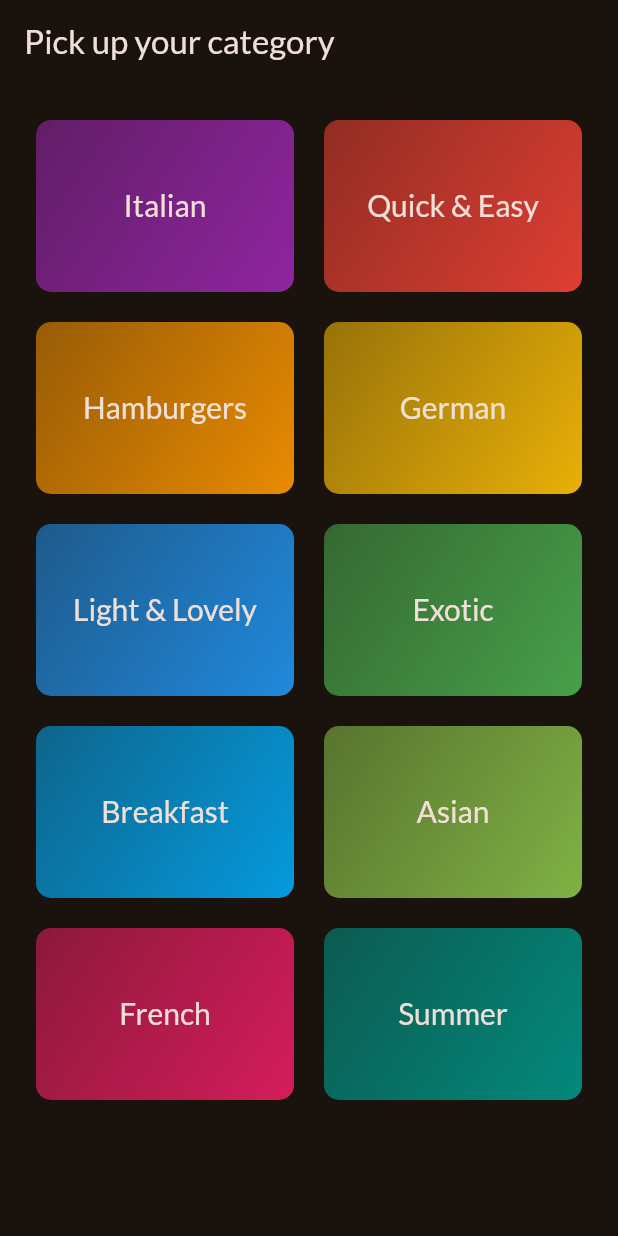
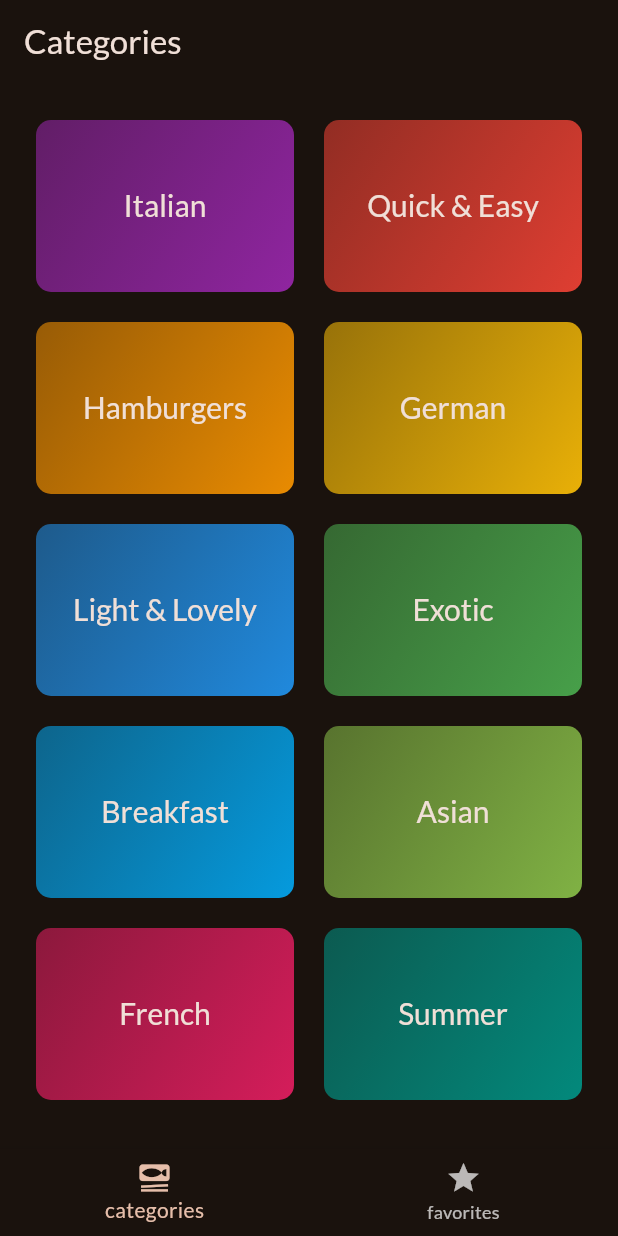
Before and after one commit to ABorham190/meals-flutter, a Flutter app: the screen it shows after launch, on a phone screen of 412 x 824 dp. Run offline on Flutter 3.47's test engine with Material 3 defaults, Android fonts, the phone set to English and light mode, and no system bars; our stand-ins replace google_fonts, transparent_image.

Commit message:
adding tap based navigation

```diff
--- a/lib/main.dart
+++ b/lib/main.dart
@@ -1,7 +1,7 @@
 import 'package:flutter/material.dart';
 
 import 'package:google_fonts/google_fonts.dart';
-import 'package:meals/screens/categories.dart';
+import 'package:meals/screens/tabs.dart';
 
 final theme = ThemeData(
   useMaterial3: true,
@@ -23,7 +23,7 @@ class App extends StatelessWidget {
   Widget build(BuildContext context) {
     return MaterialApp(
       theme: theme,
-      home: const CategoryScreen(),
+      home: const TabsScreen(),
     );
   }
 }
--- a/lib/screens/categories.dart
+++ b/lib/screens/categories.dart
@@ -23,11 +23,7 @@ class CategoryScreen extends StatelessWidget {
 
   @override
   Widget build(BuildContext context) {
-    return Scaffold(
-      appBar: AppBar(
-        title: const Text('Pick up your category'),
-      ),
-      body: GridView(
+    return GridView(
       padding: const EdgeInsets.all(24),
       gridDelegate: const SliverGridDelegateWithFixedCrossAxisCount(
           crossAxisCount: 2,
@@ -43,7 +39,6 @@ class CategoryScreen extends StatelessWidget {
             },
           )
       ],
-      ),
     );
   }
 }
--- /dev/null
+++ b/lib/screens/tabs.dart
@@ -0,0 +1,51 @@
+import 'package:flutter/material.dart';
+import 'package:meals/screens/categories.dart';
+import 'package:meals/screens/meals.dart';
+
+class TabsScreen extends StatefulWidget {
+  const TabsScreen({super.key});
+  @override
+  State<StatefulWidget> createState() {
+    return _TabsScreen();
+  }
+}
+
+class _TabsScreen extends State<TabsScreen> {
+  int _selectedIndex = 0;
+
+  void selectPage(int index) {
+    setState(() {
+      _selectedIndex = index;
+    });
+  }
+
+  @override
+  Widget build(BuildContext context) {
+    Widget activeScreen = const CategoryScreen();
+    var activePageTitle = 'Categories';
+
+    if (_selectedIndex == 1) {
+      activePageTitle = 'Favorites';
+      activeScreen = const MealsScreen(
+        meals: [],
+      );
+    }
+    return Scaffold(
+      appBar: AppBar(
+        title: Text(activePageTitle),
+      ),
+      body: activeScreen,
+      bottomNavigationBar: BottomNavigationBar(
+        items: const [
+          BottomNavigationBarItem(
+            icon: Icon(Icons.set_meal),
+            label: 'categories',
+          ),
+          BottomNavigationBarItem(icon: Icon(Icons.star), label: 'favorites'),
+        ],
+        onTap: selectPage,
+        currentIndex: _selectedIndex,
+      ),
+    );
+  }
+}
```
Also changed, not shown: lib/screens/meals.dart (+7 -3 lines). Lines whose indentation alone changed are shown as unchanged.
